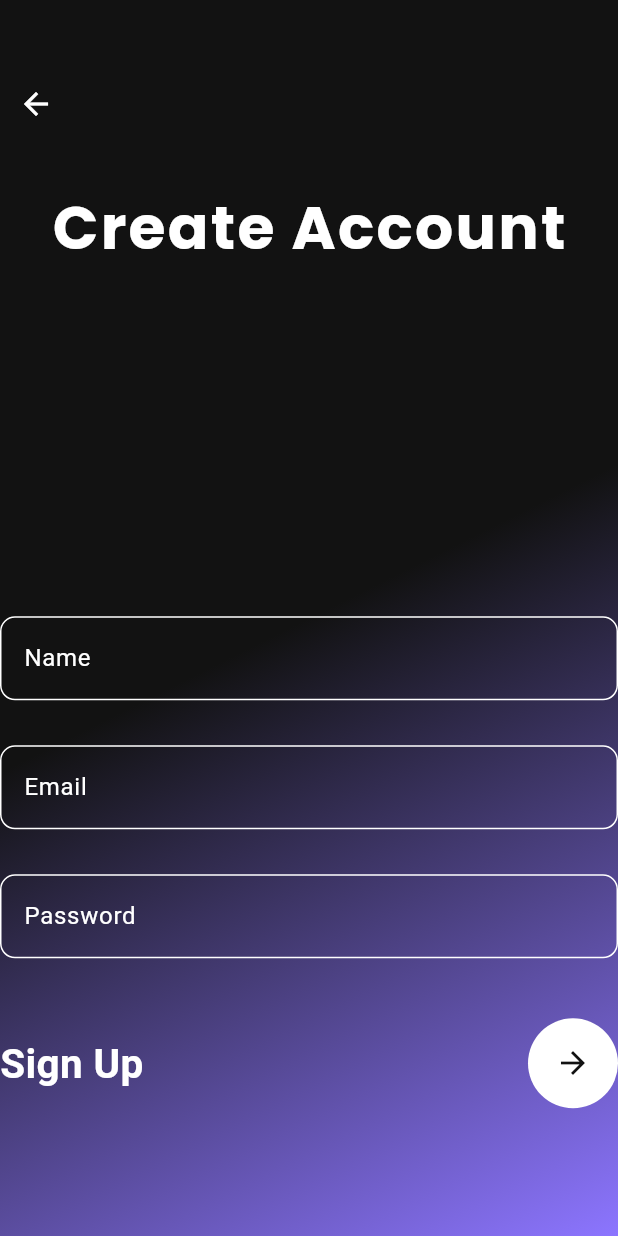
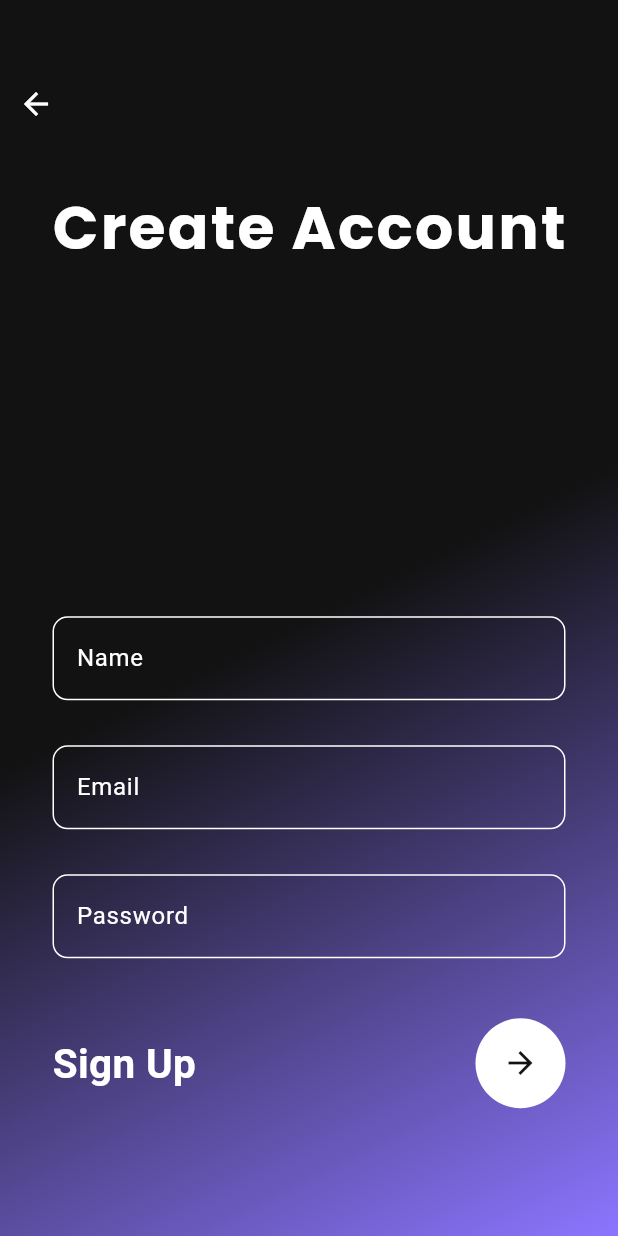
Before and after one commit to cfgblr2023/Team-14, a Flutter app: the screen it shows after launch, after a tap on "Become a Volunteer", on a phone screen of 412 x 824 dp. Run offline on Flutter 3.47's test engine with Material 2 defaults, Android fonts, the phone set to English and light mode, and no system bars; our stand-ins replace google_fonts, image_picker; network calls fail.

Commit message:
Upload Designed

```diff
--- a/app/lib/router/app_router.dart
+++ b/app/lib/router/app_router.dart
@@ -1,6 +1,8 @@
+import 'package:app/screens/upload.dart';
 import 'package:app/screens/volunteerDashboard.dart';
 import 'package:flutter/material.dart';
 
+import '../screens/dashboard.dart';
 import '../screens/home.dart';
 import '../screens/register.dart';
 
@@ -16,8 +18,17 @@ class AppRouter {
         return getRegisterRoute();
       case '/volunteer-dashboard':
         return getVolunteerDashboardRoute();
+      case '/dashboard':
+        return getDashboardRoute();
     }
     return null;
+  }
+
+  Route? getDashboardRoute() {
+    return MaterialPageRoute(
+      // Builder Function
+      builder: (context) => Upload(),
+    );
   }
 
   // Function to Return the Home Screen
--- a/app/lib/screens/home.dart
+++ b/app/lib/screens/home.dart
@@ -35,10 +35,10 @@ class _HomeState extends State<Home> {
               ),
             ),
             Container(
-              // margin: const EdgeInsets.only(bottom: 20, top: 40),
+              margin: const EdgeInsets.only(bottom: 20, top: 40),
               child: ElevatedButton.icon(
                 onPressed: () {
-                  Navigator.pushNamed(context, '/volunteer-dashboard');
+                  Navigator.pushNamed(context, '/dashboard');
                 },
                 icon: const Icon(Icons.login),
                 label: const Text(
--- a/app/lib/screens/register.dart
+++ b/app/lib/screens/register.dart
@@ -56,7 +56,7 @@ class _MyRegisterState extends State<MyRegister> {
                     crossAxisAlignment: CrossAxisAlignment.start,
                     children: [
                       Container(
-                        // margin: EdgeInsets.only(left: 35, right: 35),
+                        margin: EdgeInsets.only(left: 35, right: 35),
                         child: Column(
                           children: [
                             TextField(
```
Also changed, not shown: app/lib/screens/upload.dart (+35 -24 lines).
